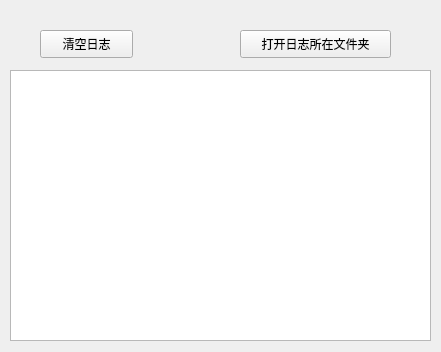
Qt form ui/log_page.ui (xiaoyuan1021/MyTool) before a commit.
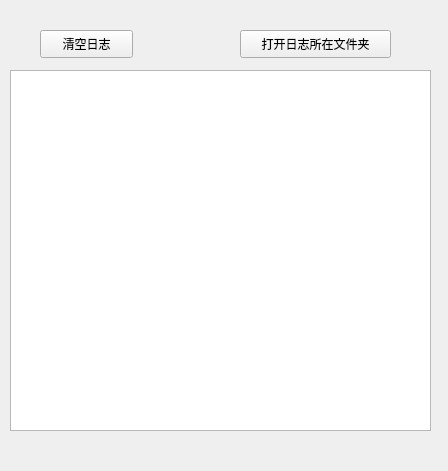
The same form after that commit.

Patch:
```diff
--- a/ui/log_page.ui
+++ b/ui/log_page.ui
@@ -6,8 +6,8 @@
    <rect>
     <x>0</x>
     <y>0</y>
-    <width>441</width>
-    <height>352</height>
+    <width>448</width>
+    <height>471</height>
    </rect>
   </property>
   <property name="windowTitle">
@@ -45,7 +45,7 @@
      <x>10</x>
      <y>70</y>
      <width>421</width>
-     <height>271</height>
+     <height>361</height>
     </rect>
    </property>
    <property name="readOnly">
```
